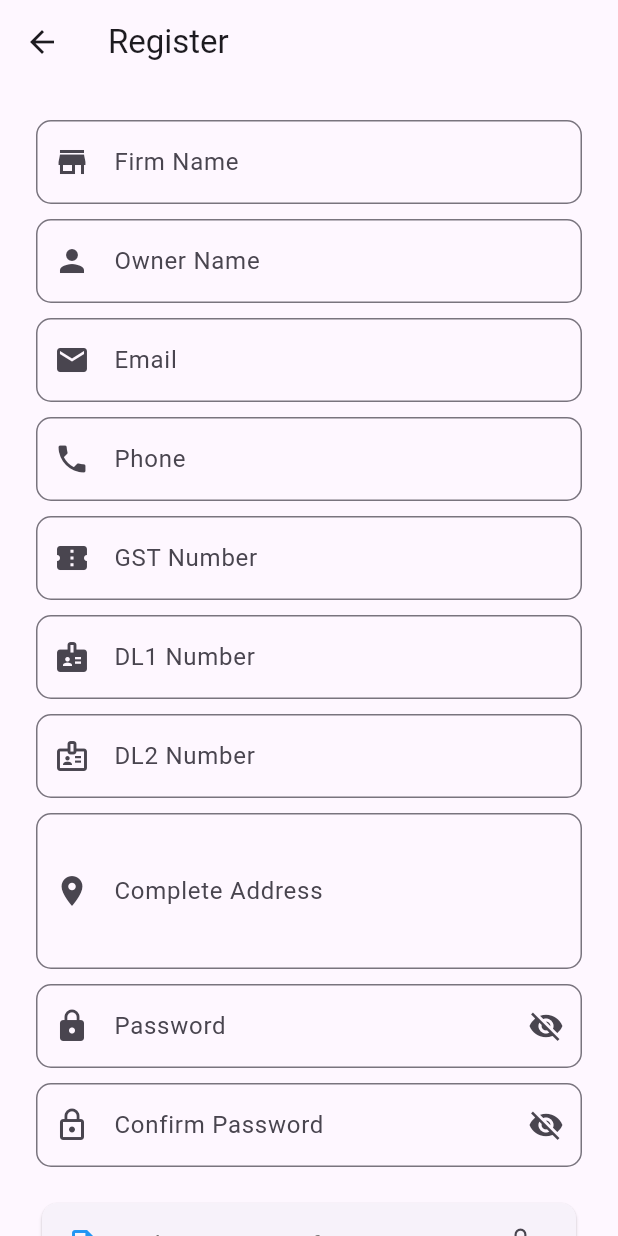
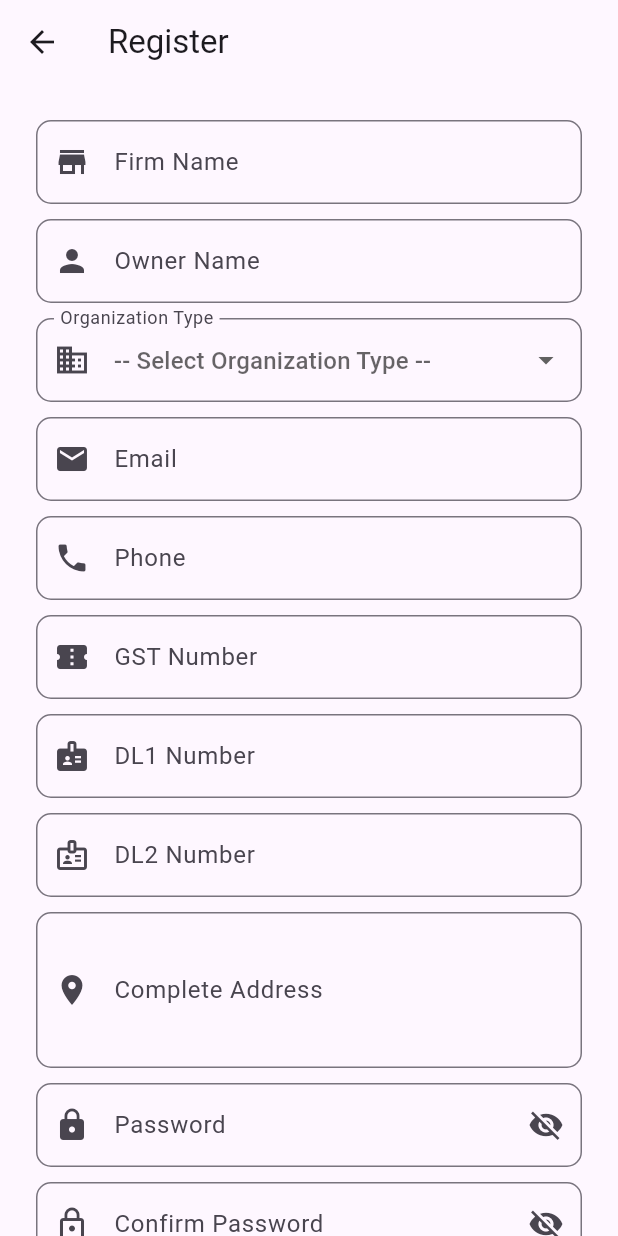
Before and after one commit to NeelSavsani/ExpiroChain-Flutter-Application, a Flutter app: the RegisterScreen screen opened directly, on a phone screen of 412 x 824 dp. Run offline on Flutter 3.47's test engine with Material 3 defaults, Android fonts, the phone set to English and light mode, and no system bars; our stand-ins replace cookie_jar, dio, dio_cookie_manager, file_picker, shared_preferences; accounts and stored records are empty.

Commit message:
updated phone normalization, added dropdown of organisation type

```diff
--- a/lib/screens/register_screen.dart
+++ b/lib/screens/register_screen.dart
@@ -32,6 +32,20 @@ class _RegisterScreenState extends State<RegisterScreen> {
   File? dl2File;
 
   bool isLoading = false;
+
+  // ================= ORGANIZATION TYPE =================
+  String? selectedOrgType; // ✅ NULL by default
+
+  // ================= PHONE NORMALIZER =================
+  String normalizeIndianPhone(String input) {
+    final digitsOnly = input.replaceAll(RegExp(r'\D'), '');
+
+    if (digitsOnly.length > 10) {
+      return digitsOnly.substring(digitsOnly.length - 10);
+    }
+
+    return digitsOnly;
+  }
 
   // ================= FILE PICKER =================
   Future<void> pickFile(Function(File) onPicked) async {
@@ -77,6 +91,14 @@ class _RegisterScreenState extends State<RegisterScreen> {
 
   // ================= SEND OTP =================
   Future<void> sendOtp() async {
+    // ✅ DROPDOWN VALIDATION
+    if (selectedOrgType == null) {
+      ScaffoldMessenger.of(context).showSnackBar(
+        const SnackBar(content: Text("Please select organization type")),
+      );
+      return;
+    }
+
     if (gstFile == null || dl1File == null || dl2File == null) {
       ScaffoldMessenger.of(context).showSnackBar(
         const SnackBar(content: Text("Please select all documents")),
@@ -91,20 +113,29 @@ class _RegisterScreenState extends State<RegisterScreen> {
       return;
     }
 
+    final normalizedPhone = normalizeIndianPhone(phoneController.text);
+
+    if (normalizedPhone.length != 10) {
+      ScaffoldMessenger.of(context).showSnackBar(
+        const SnackBar(content: Text("Enter valid 10-digit mobile number")),
+      );
+      return;
+    }
+
     setState(() => isLoading = true);
 
     try {
       final result = await ApiService.sendOtpWithFiles(
         fields: {
-          "firm_name": firmController.text,
-          "owner_name": ownerController.text,
-          "user_type": "Medical Store",
-          "email_id": emailController.text,
-          "phn_no": phoneController.text,
-          "gstno": gstNoController.text,
-          "dl1": dl1NoController.text,
-          "dl2": dl2NoController.text,
-          "address": addressController.text,
+          "firm_name": firmController.text.trim(),
+          "owner_name": ownerController.text.trim(),
+          "user_type": selectedOrgType!, // ✅ SAFE NOW
+          "email_id": emailController.text.trim(),
+          "phn_no": normalizedPhone,
+          "gstno": gstNoController.text.trim(),
+          "dl1": dl1NoController.text.trim(),
+          "dl2": dl2NoController.text.trim(),
+          "address": addressController.text.trim(),
           "user_pass": passController.text,
           "re_password": confirmController.text,
         },
@@ -147,44 +178,84 @@ class _RegisterScreenState extends State<RegisterScreen> {
             CustomTextField(
               controller: firmController,
               label: "Firm Name",
-                icon: Icons.store),
+              icon: Icons.store,
+            ),
             const SizedBox(height: 10),
 
             CustomTextField(
               controller: ownerController,
               label: "Owner Name",
-                icon: Icons.person),
+              icon: Icons.person,
+            ),
+            const SizedBox(height: 10),
+
+            // ================= ORGANIZATION TYPE DROPDOWN =================
+            DropdownButtonFormField<String>(
+              value: selectedOrgType,
+              decoration: InputDecoration(
+                labelText: "Organization Type",
+                hintText: "-- Select Organization Type --",
+                border: OutlineInputBorder(
+                  borderRadius: BorderRadius.circular(10),
+                ),
+                prefixIcon: const Icon(Icons.business),
+              ),
+              items: const [
+                DropdownMenuItem(
+                  value: "medical store",
+                  child: Text("Medical Store"),
+                ),
+                DropdownMenuItem(
+                  value: "clinic",
+                  child: Text("Clinic"),
+                ),
+                DropdownMenuItem(
+                  value: "ngo",
+                  child: Text("NGO"),
+                ),
+              ],
+              onChanged: (value) {
+                setState(() {
+                  selectedOrgType = value;
+                });
+              },
+            ),
             const SizedBox(height: 10),
 
             CustomTextField(
               controller: emailController,
               label: "Email",
-                icon: Icons.email),
+              icon: Icons.email,
+            ),
             const SizedBox(height: 10),
 
             CustomTextField(
               controller: phoneController,
               label: "Phone",
               icon: Icons.phone,
-                keyboardType: TextInputType.phone),
+              keyboardType: TextInputType.phone,
+            ),
             const SizedBox(height: 10),
 
             CustomTextField(
               controller: gstNoController,
               label: "GST Number",
-                icon: Icons.confirmation_number),
+              icon: Icons.confirmation_number,
+            ),
             const SizedBox(height: 10),
 
             CustomTextField(
               controller: dl1NoController,
               label: "DL1 Number",
-                icon: Icons.badge),
+              icon: Icons.badge,
+            ),
             const SizedBox(height: 10),
 
             CustomTextField(
               controller: dl2NoController,
               label: "DL2 Number",
-                icon: Icons.badge_outlined),
+              icon: Icons.badge_outlined,
+            ),
             const SizedBox(height: 10),
 
             CustomTextField(
```
Lines whose indentation alone changed are shown as unchanged.
